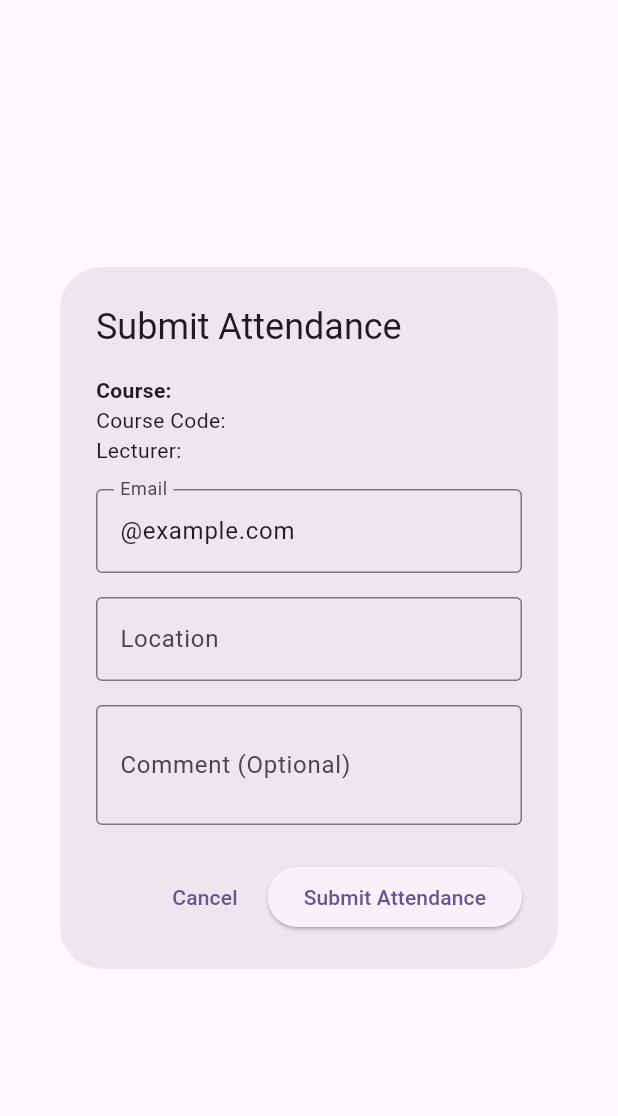
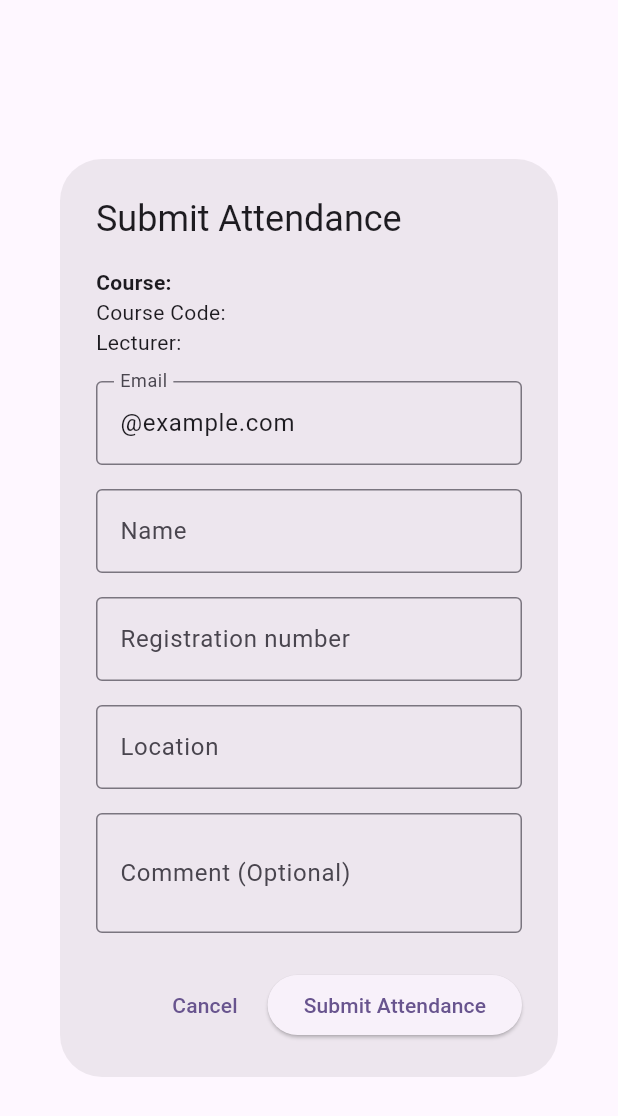
Before and after one commit to njogubless/attendanceapp, a Flutter app: the AttendanceFormDialog widget shown alone on an empty page, opened directly with empty values, on a phone screen of 412 x 824 dp. Shown: the top 1116 px of the screen. Run offline on Flutter 3.47's test engine with Material 3 defaults, Android fonts, the phone set to English and light mode, and no system bars; our stand-ins replace cloud_firestore, email_validator, firebase_auth, firebase_core, flutter_riverpod, flutter_spinkit; accounts and stored records are empty.

Commit message:
adding fields to the attendance form and registration logic

```diff
--- a/lib/widgets/attendance_form.dart
+++ b/lib/widgets/attendance_form.dart
@@ -26,12 +26,15 @@ class _AttendanceFormDialogState extends State<AttendanceFormDialog> {
   final emailController = TextEditingController();
   final locationController = TextEditingController();
   final commentController = TextEditingController();
+  final studentNameController = TextEditingController();
+  final registrationNumberController = TextEditingController();
 
   @override
   void initState() {
     super.initState();
     // Pre-fill some information
-    emailController.text = '${widget.studentName}@example.com'; // Replace with actual student email if available
+    emailController.text =
+        '${widget.studentName}@example.com'; // Replace with actual student email if available
   }
 
   @override
@@ -53,10 +56,8 @@ class _AttendanceFormDialogState extends State<AttendanceFormDialog> {
             mainAxisSize: MainAxisSize.min,
             crossAxisAlignment: CrossAxisAlignment.start,
             children: [
-              Text(
-                'Course: ${widget.course.name}',
-                style: const TextStyle(fontWeight: FontWeight.bold)
-              ),
+              Text('Course: ${widget.course.name}',
+                  style: const TextStyle(fontWeight: FontWeight.bold)),
               Text('Course Code: ${widget.course.courseCode}'),
               Text('Lecturer: ${widget.course.lecturerName}'),
               const SizedBox(height: 16),
@@ -67,6 +68,24 @@ class _AttendanceFormDialogState extends State<AttendanceFormDialog> {
                   border: OutlineInputBorder(),
                 ),
                 keyboardType: TextInputType.emailAddress,
+              ),
+              const SizedBox(
+                height: 16,
+              ),
+              TextField(
+                controller: studentNameController,
+                decoration: const InputDecoration(
+                  labelText: 'Name',
+                  border: OutlineInputBorder(),
+                ),
+              ),
+              const SizedBox(height: 16),
+              TextField(
+                controller: registrationNumberController,
+                decoration: const InputDecoration(
+                  labelText: 'Registration number ',
+                  border: OutlineInputBorder(),
+                ),
               ),
               const SizedBox(height: 16),
               TextField(
@@ -110,7 +129,6 @@ class _AttendanceFormDialogState extends State<AttendanceFormDialog> {
               status: AttendanceStatus.pending,
               studentComments: commentController.text,
               studentEmail: emailController.text,
-
             );
 
             widget.onSubmit(attendance);
```
Also changed, not shown: lib/Screens/Auth/signup_screen.dart (+55 -12 lines).
